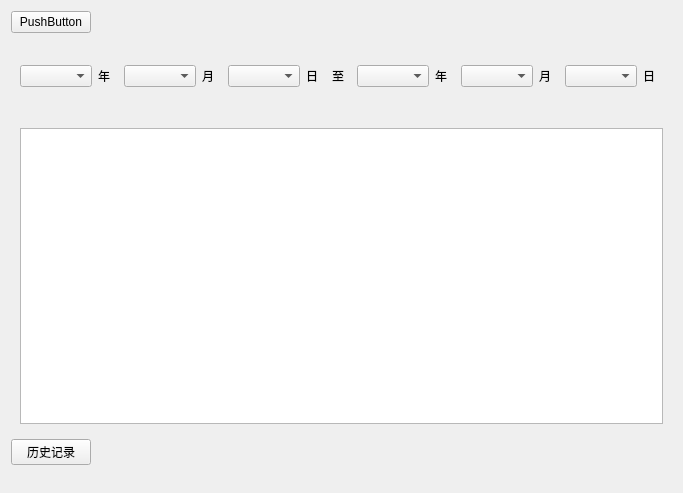
Above: PEIS_Client/checkupreport.ui from ooohhhj/PEIS before the change. Below: the same form after it.
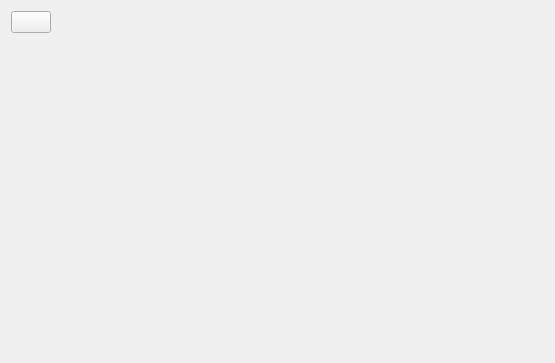
That is the form after the change. Icons and pictures are not drawn.

Patch:
```diff
--- a/PEIS_Client/checkupreport.ui
+++ b/PEIS_Client/checkupreport.ui
@@ -6,14 +6,14 @@
    <rect>
     <x>0</x>
     <y>0</y>
-    <width>683</width>
-    <height>493</height>
+    <width>555</width>
+    <height>363</height>
    </rect>
   </property>
   <property name="windowTitle">
    <string>Form</string>
   </property>
-  <layout class="QGridLayout" name="gridLayout_2">
+  <layout class="QGridLayout" name="gridLayout">
    <item row="0" column="0">
     <layout class="QVBoxLayout" name="verticalLayout">
      <item>
@@ -21,7 +21,17 @@
        <item>
         <widget class="QPushButton" name="pushButton_2">
          <property name="text">
-          <string>PushButton</string>
+          <string/>
+         </property>
+         <property name="icon">
+          <iconset resource="../Resource/icom.qrc">
+           <normaloff>:/returnExit.png</normaloff>:/returnExit.png</iconset>
+         </property>
+         <property name="iconSize">
+          <size>
+           <width>50</width>
+           <height>50</height>
+          </size>
          </property>
         </widget>
        </item>
@@ -40,95 +50,6 @@
        </item>
       </layout>
      </item>
-     <item>
-      <spacer name="verticalSpacer">
-       <property name="orientation">
-        <enum>Qt::Vertical</enum>
-       </property>
-       <property name="sizeType">
-        <enum>QSizePolicy::Minimum</enum>
-       </property>
-       <property name="sizeHint" stdset="0">
-        <size>
-         <width>20</width>
-         <height>17</height>
-        </size>
-       </property>
-      </spacer>
-     </item>
-     <item>
-      <widget class="QWidget" name="widget" native="true">
-       <layout class="QHBoxLayout" name="horizontalLayout">
-        <item>
-         <widget class="QComboBox" name="comboBox"/>
-        </item>
-        <item>
-         <widget class="QLabel" name="label_2">
-          <property name="text">
-           <string>年</string>
-          </property>
-         </widget>
-        </item>
-        <item>
-         <widget class="QComboBox" name="comboBox_2"/>
-        </item>
-        <item>
-         <widget class="QLabel" name="label_3">
-          <property name="text">
-           <string>月</string>
-          </property>
-         </widget>
-        </item>
-        <item>
-         <widget class="QComboBox" name="comboBox_3"/>
-        </item>
-        <item>
-         <widget class="QLabel" name="label">
-          <property name="text">
-           <string>日</string>
-          </property>
-         </widget>
-        </item>
-        <item>
-         <widget class="QLabel" name="label_7">
-          <property name="text">
-           <string>至</string>
-          </property>
-         </widget>
-        </item>
-        <item>
-         <widget class="QComboBox" name="comboBox_4"/>
-        </item>
-        <item>
-         <widget class="QLabel" name="label_4">
-          <property name="text">
-           <string>年</string>
-          </property>
-         </widget>
-        </item>
-        <item>
-         <widget class="QComboBox" name="comboBox_5"/>
-        </item>
-        <item>
-         <widget class="QLabel" name="label_5">
-          <property name="text">
-           <string>月</string>
-          </property>
-         </widget>
-        </item>
-        <item>
-         <widget class="QComboBox" name="comboBox_6"/>
-        </item>
-        <item>
-         <widget class="QLabel" name="label_6">
-          <property name="text">
-           <string>日</string>
-          </property>
-         </widget>
-        </item>
-       </layout>
-      </widget>
-     </item>
      <item>
       <spacer name="verticalSpacer_2">
        <property name="orientation">
@@ -146,38 +67,25 @@
       </spacer>
      </item>
      <item>
-      <widget class="QWidget" name="widget_2" native="true">
-       <layout class="QGridLayout" name="gridLayout">
-        <item row="0" column="0">
-         <widget class="QTableWidget" name="tableWidget"/>
+      <widget class="QWidget" name="widget" native="true">
+       <property name="styleSheet">
+        <string notr="true"/>
+       </property>
+       <layout class="QVBoxLayout" name="verticalLayout_4">
+        <item>
+         <layout class="QVBoxLayout" name="placeholderLayout"/>
+        </item>
+        <item>
+         <widget class="QTableView" name="tableView">
+          <property name="styleSheet">
+           <string notr="true">background-color: transparent;
+border: none;</string>
+          </property>
+         </widget>
         </item>
        </layout>
       </widget>
      </item>
-     <item>
-      <layout class="QHBoxLayout" name="horizontalLayout_2">
-       <item>
-        <widget class="QPushButton" name="pushButton">
-         <property name="text">
-          <string>历史记录</string>
-         </property>
-        </widget>
-       </item>
-       <item>
-        <spacer name="horizontalSpacer">
-         <property name="orientation">
-          <enum>Qt::Horizontal</enum>
-         </property>
-         <property name="sizeHint" stdset="0">
-          <size>
-           <width>40</width>
-           <height>20</height>
-          </size>
-         </property>
-        </spacer>
-       </item>
-      </layout>
-     </item>
      <item>
       <spacer name="verticalSpacer_3">
        <property name="orientation">
```
Left out of the diff: 6 changed lines with no effect on the pictures.
